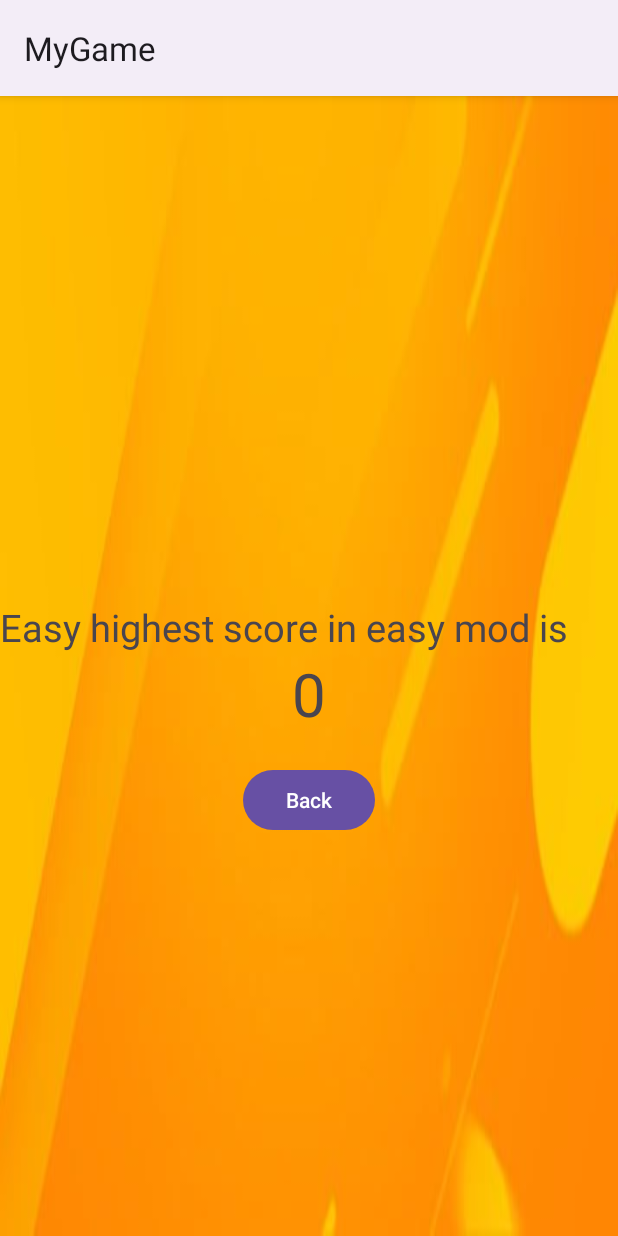
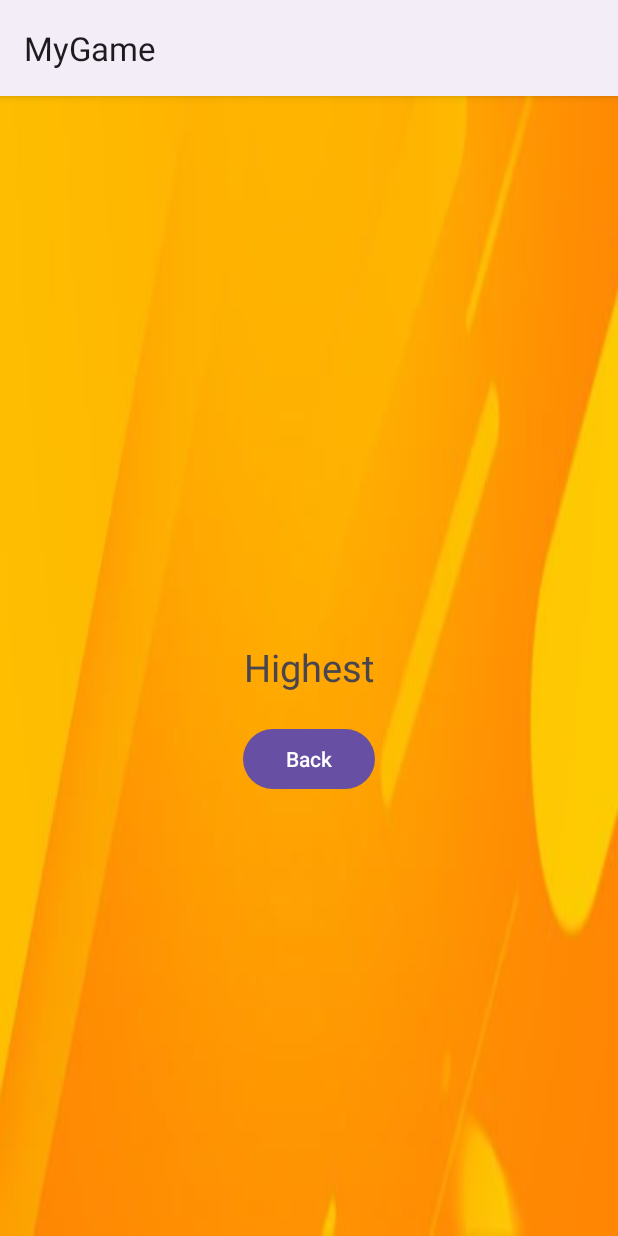
Before and after one commit to ArenLavTxa/MyGame, an Android app: the HighScore screen opened directly, with no data from a screen before it, on a phone screen of 412 x 824 dp. Run offline under Robolectric (Android 15) with nearby library versions, the phone set to English and light mode, and no system bars.

Commit message:
Add normal random picture generation, high score and some little changes

```diff
--- a/app/src/main/java/com/example/mygame/HighScore.java
+++ b/app/src/main/java/com/example/mygame/HighScore.java
@@ -19,10 +19,11 @@ public class HighScore extends Score {
         super.onCreate(savedInstanceState);
         setContentView(R.layout.activity_high_score);
         Button back = findViewById(R.id.back);
-        TextView textView = findViewById(R.id.easyScore);
-        if (easyscore > easyHighScore) {
-            easyHighScore = easyscore;
-            textView.setText(String.valueOf(easyHighScore));
+        TextView high = findViewById(R.id.easyScore);
+        Intent intent = getIntent();
+       score= intent.getIntExtra("HIGHSCORE", easyscore);
+        if (score > easyHighScore) {
+            high.setText("Your highest score is: " + score);
         }
         back.setOnClickListener(new View.OnClickListener() {
             @Override
--- a/app/src/main/res/layout/activity_high_score.xml
+++ b/app/src/main/res/layout/activity_high_score.xml
@@ -10,20 +10,13 @@
     tools:context=".HighScore">
 
     <TextView
+        android:id="@+id/easyScore"
         android:layout_marginTop="70dp"
         android:textSize="25dp"
-        android:id="@+id/easy"
+        android:gravity="center"
         android:layout_width="match_parent"
         android:layout_height="wrap_content"
-        android:text="Easy highest score in easy mod is" />
-
-    <TextView
-        android:id="@+id/easyScore"
-        android:layout_width="wrap_content"
-        android:layout_height="wrap_content"
-        android:text="0"
-        android:textSize="40dp" />
-
+        android:text="Highest" />
     <Button
         android:layout_marginTop="20dp"
         android:id="@+id/back"
```
Also changed, not shown: app/src/main/java/com/example/mygame/Easy.java (+2 -12 lines), app/src/main/java/com/example/mygame/Register.java (+0 -107 lines), app/src/main/java/com/example/mygame/Score.java (+3 -5 lines), app/src/main/res/layout/activity_easy.xml (+20 -25 lines), 2 other files.
